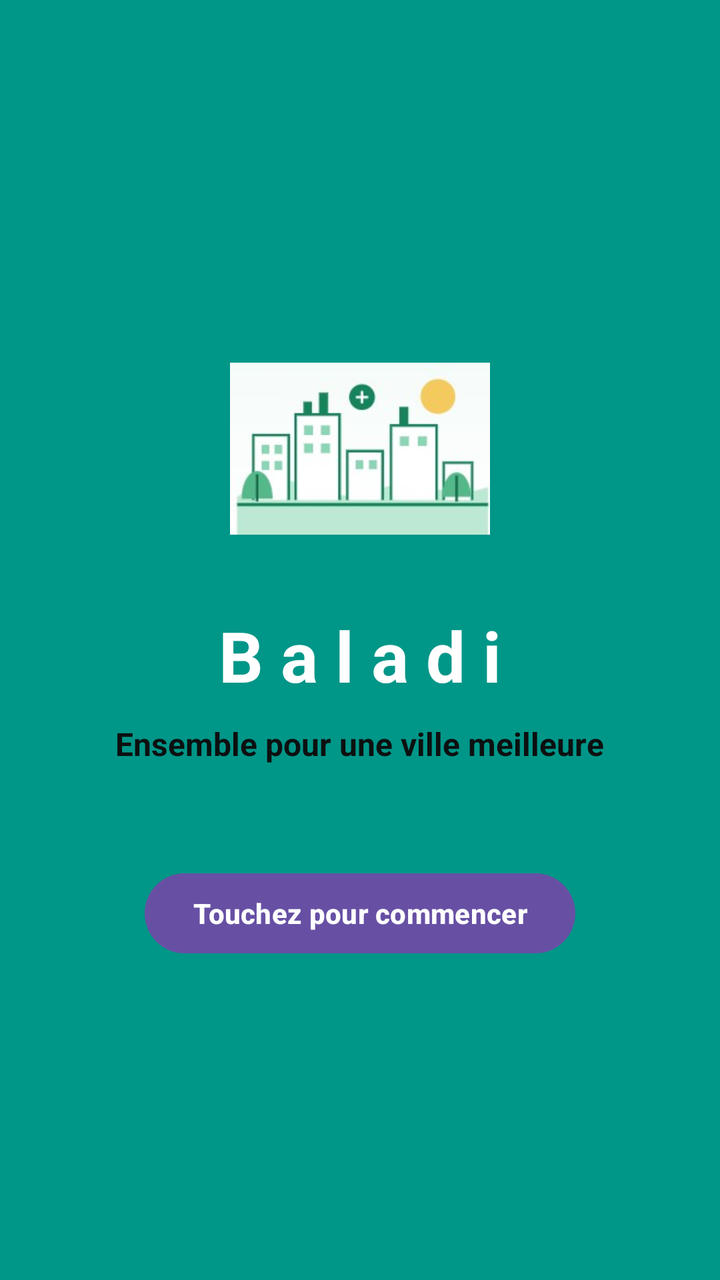
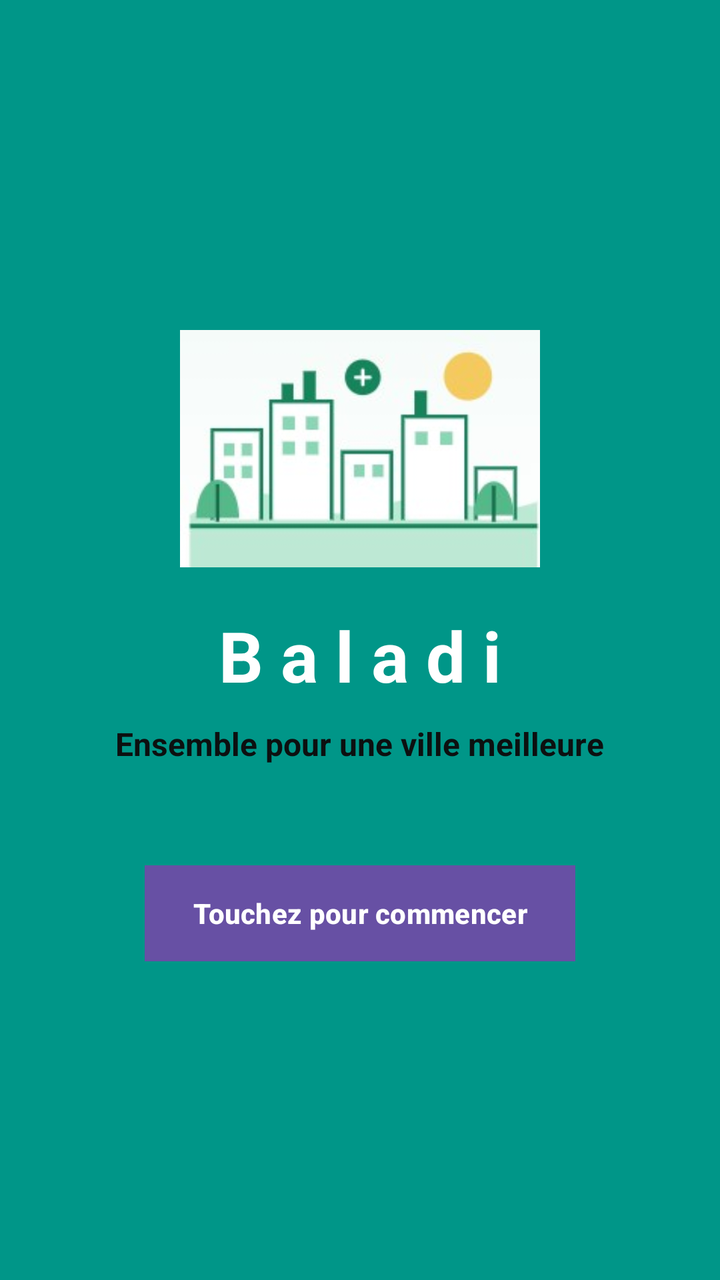

Two renders of the same Android screen: before a commit and after it. Below are the layout's source before the change and the commit's diff.
<!-- AndroidManifest.xml: application theme Theme.Baladi -->
<!-- res/layout/activity_main.xml -->
<?xml version="1.0" encoding="utf-8"?>
<LinearLayout
    xmlns:android="http://schemas.android.com/apk/res/android"
    android:id="@+id/Screen"
    android:layout_width="match_parent"
    android:layout_height="match_parent"
    android:orientation="vertical"
    android:gravity="center"
    android:background="#009688"
    android:clickable="true"
    android:focusable="true">

    
    <ImageView
        android:id="@+id/imgLogo"
        android:layout_width="130dp"
        android:layout_height="130dp"
        android:scaleType="fitCenter"
        android:src="@drawable/logo"  />

    <TextView
        android:layout_width="wrap_content"
        android:layout_height="wrap_content"
        android:text="B a l a d i"
        android:textSize="35sp"
        android:textStyle="bold"
        android:textColor="#FFFFFFFF"
        android:layout_marginTop="15dp"/>

    
    <TextView
        android:layout_width="wrap_content"
        android:layout_height="wrap_content"
        android:text="Ensemble pour une ville meilleure"
        android:textSize="16sp"
        android:textStyle="bold"
        android:textColor="#0C1010"
        android:layout_marginTop="10dp"/>

    
    <Button
        android:id="@+id/btnCommencer"
        android:layout_width="wrap_content"
        android:layout_height="wrap_content"
        android:text="Touchez pour commencer"
        android:textColor="#FFFFFFFF"
        android:textStyle="bold"
        android:layout_marginTop="50dp"/>

</LinearLayout>
<!-- resources referenced by this layout -->
<resources>
  <!-- drawable logo: jpg bitmap (drawable, 7985 bytes) -->
  <style name="Theme.Baladi" parent="Base.Theme.Baladi" />
  <style name="Base.Theme.Baladi" parent="Theme.Material3.DayNight.NoActionBar">
          
          
      </style>
</resources>

<!-- the commit's change to res/layout/activity_main.xml (unified diff, before → after) -->
@@ -13,7 +13,7 @@
     
     <ImageView
         android:id="@+id/imgLogo"
-        android:layout_width="130dp"
+        android:layout_width="180dp"
         android:layout_height="130dp"
         android:scaleType="fitCenter"
         android:src="@drawable/logo"  />
@@ -45,6 +45,7 @@
         android:text="Touchez pour commencer"
         android:textColor="#FFFFFFFF"
         android:textStyle="bold"
-        android:layout_marginTop="50dp"/>
+        android:layout_marginTop="50dp"
+        android:background="#ED1717"/>
 
 </LinearLayout>
